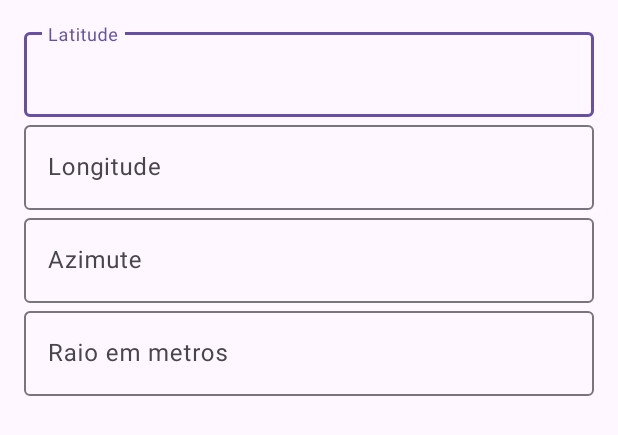
After one commit to Adenilton1401/mapERB, an Android app: the layout dialog_add_polygon.xml on its own in the app's theme, with its tools: preview values and no code run, on a phone screen of 412 x 824 dp. The commit adds this screen. Shown: the top 435 px of the screen. Run offline under Robolectric (Android 15) with nearby library versions, the phone set to English and light mode, and no system bars.

Commit message:
Ajuste das funcionalidades de plotagem atraves do dialog.

```diff
--- a/app/src/main/res/layout/activity_main.xml
+++ b/app/src/main/res/layout/activity_main.xml
@@ -12,7 +12,7 @@
         android:layout_height="match_parent" />
 
     <com.google.android.material.floatingactionbutton.FloatingActionButton
-        android:id="@+id/fbtnAddAzimute"
+        android:id="@+id/fbtnAddAPolygon"
         android:layout_width="wrap_content"
         android:layout_height="wrap_content"
         android:layout_marginBottom="20dp"
--- /dev/null
+++ b/app/src/main/res/layout/dialog_add_polygon.xml
@@ -0,0 +1,70 @@
+<?xml version="1.0" encoding="utf-8"?>
+<androidx.constraintlayout.widget.ConstraintLayout xmlns:android="http://schemas.android.com/apk/res/android"
+    xmlns:app="http://schemas.android.com/apk/res-auto"
+    android:layout_width="match_parent"
+    android:layout_height="wrap_content"
+    android:padding="16dp">
+
+    <com.google.android.material.textfield.TextInputLayout
+        android:id="@+id/tilLatitude"
+        android:layout_width="match_parent"
+        android:layout_height="wrap_content"
+        android:hint="@string/latitude"
+        app:layout_constraintTop_toTopOf="parent">
+
+        <com.google.android.material.textfield.TextInputEditText
+            android:id="@+id/etLatitude"
+            android:layout_width="match_parent"
+            android:layout_height="wrap_content"
+            android:inputType="numberDecimal|numberSigned" />
+
+    </com.google.android.material.textfield.TextInputLayout>
+
+    <com.google.android.material.textfield.TextInputLayout
+        android:id="@+id/tilLongitude"
+        android:layout_width="match_parent"
+        android:layout_height="wrap_content"
+        android:hint="@string/longitude"
+        app:layout_constraintTop_toBottomOf="@id/tilLatitude">
+
+        <com.google.android.material.textfield.TextInputEditText
+            android:id="@+id/etLongitude"
+            android:layout_width="match_parent"
+            android:layout_height="wrap_content"
+            android:inputType="numberDecimal|numberSigned" />
+
+    </com.google.android.material.textfield.TextInputLayout>
+
+    <com.google.android.material.textfield.TextInputLayout
+        android:id="@+id/tilAzimute"
+        android:layout_width="match_parent"
+        android:layout_height="wrap_content"
+        android:hint="@string/azimute"
+        app:layout_constraintTop_toBottomOf="@id/tilLongitude">
+
+        <com.google.android.material.textfield.TextInputEditText
+            android:id="@+id/etAzimute"
+            android:layout_width="match_parent"
+            android:layout_height="wrap_content"
+            android:inputType="number" />
+
+    </com.google.android.material.textfield.TextInputLayout>
+
+    <com.google.android.material.textfield.TextInputLayout
+        android:id="@+id/tilRaio"
+        android:layout_width="match_parent"
+        android:layout_height="wrap_content"
+        android:hint="@string/raio"
+        app:layout_constraintTop_toBottomOf="@id/tilAzimute">
+
+        <com.google.android.material.textfield.TextInputEditText
+            android:id="@+id/etRaio"
+            android:layout_width="match_parent"
+            android:layout_height="wrap_content"
+            android:inputType="number" />
+
+    </com.google.android.material.textfield.TextInputLayout>
+
+
+
+</androidx.constraintlayout.widget.ConstraintLayout>
--- a/app/src/main/res/values/strings.xml
+++ b/app/src/main/res/values/strings.xml
@@ -1,3 +1,7 @@
 <resources>
     <string name="app_name">EstudoMap</string>
+    <string name="longitude">Longitude</string>
+    <string name="azimute">Azimute</string>
+    <string name="raio">Raio em metros</string>
+    <string name="latitude">Latitude</string>
 </resources>
```
Also changed, not shown: app/src/main/java/devandroid/adenilton/estudomap/view/MainActivity.kt (+58 -5 lines), app/src/main/java/devandroid/adenilton/estudomap/viewmodel/MapViewModel.kt (+27 -5 lines).
